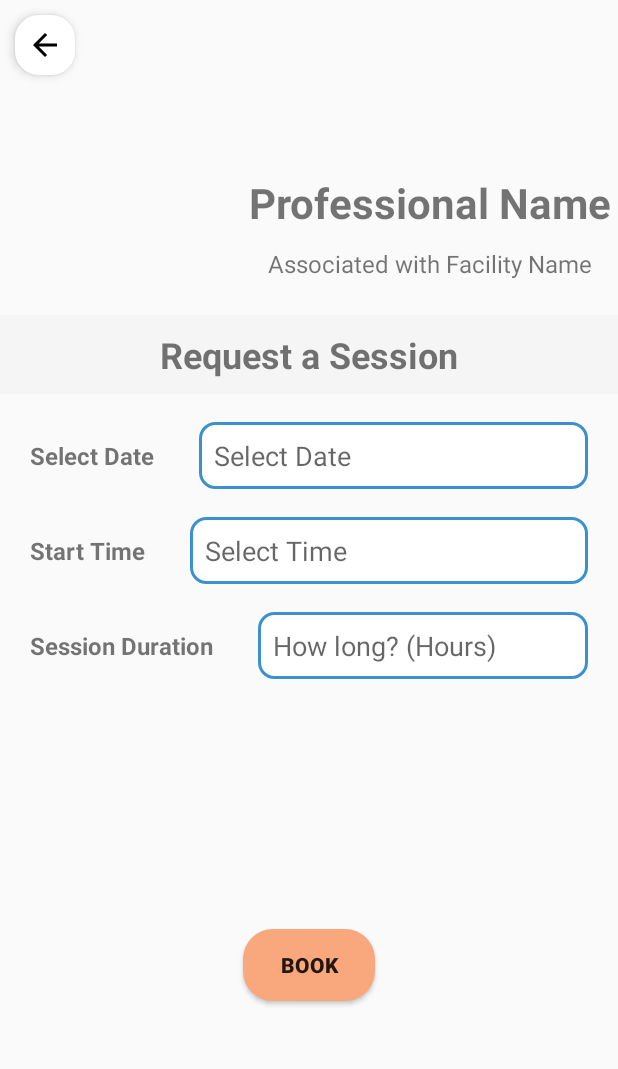
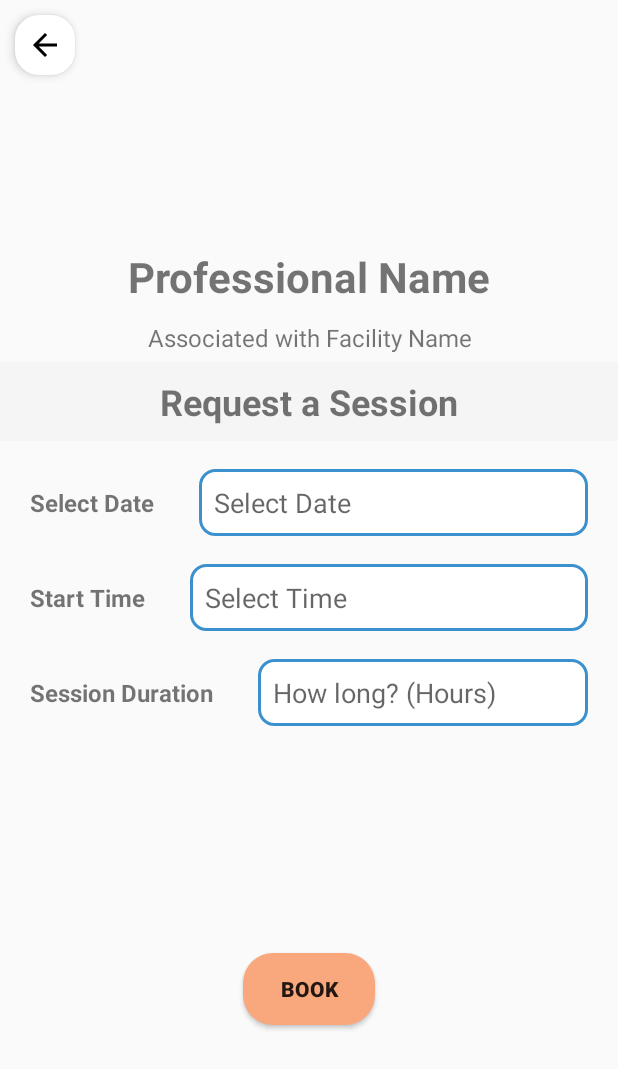
Before and after one commit to ajiwnl/HelpKonnect-Android, an Android app: the ProfessionalDetailsActivity screen opened directly, with no data from a screen before it, on a phone screen of 412 x 824 dp. Shown: the top 1069 px of the screen. Run offline under Robolectric (Android 15) with nearby library versions, the phone set to English and light mode, and no system bars; network calls fail; pictures from the network do not load.

Commit message:
Render Associated Facility

```diff
--- a/app/src/main/java/com/helpkonnect/mobileapp/FacilityAdapter.java
+++ b/app/src/main/java/com/helpkonnect/mobileapp/FacilityAdapter.java
@@ -24,14 +24,17 @@ public class FacilityAdapter extends RecyclerView.Adapter<FacilityAdapter.Facili
         private String location;
         private float rating;
         private String priceRange;
+        private String userId;
+
 
         // Constructor
-        public Facility(String image, String title, String location, float rating, String priceRange) {
+        public Facility(String image, String title, String location, String userId, float rating, String priceRange) {
             this.image = image;
             this.title = title;
             this.location = location;
             this.rating = rating;
             this.priceRange = priceRange;
+            this.userId = userId;
         }
 
         // Getters
@@ -40,6 +43,7 @@ public class FacilityAdapter extends RecyclerView.Adapter<FacilityAdapter.Facili
         public String getLocation() { return location; }
         public float getRating() { return rating; }
         public String getPriceRange() { return priceRange; }
+        public String getUserId() { return userId; }
     }
 
     // Define the interface for click handling
--- a/app/src/main/res/layout/activity_professional_details.xml
+++ b/app/src/main/res/layout/activity_professional_details.xml
@@ -19,6 +19,7 @@
         app:layout_constraintStart_toStartOf="parent"
         app:layout_constraintTop_toTopOf="parent" />
 
+
     <TextView
         android:id="@+id/RequestTextView"
         android:layout_width="match_parent"
@@ -29,16 +30,20 @@
         android:textAlignment="center"
         android:textSize="24sp"
         android:textStyle="bold"
-        app:layout_constraintTop_toBottomOf="@+id/ProfessionalImage" />
+        app:layout_constraintTop_toBottomOf="@+id/AssociatedFacility"
+        tools:layout_editor_absoluteX="0dp" />
 
     <ImageView
         android:id="@+id/ProfessionalImage"
         android:layout_width="150dp"
         android:layout_height="150dp"
         android:layout_margin="10dp"
+        android:layout_marginTop="40dp"
         android:padding="5dp"
+        app:layout_constraintEnd_toEndOf="parent"
+        app:layout_constraintHorizontal_bias="0.482"
         app:layout_constraintStart_toStartOf="parent"
-        app:layout_constraintTop_toBottomOf="@+id/ProfessionalBackButton" />
+        app:layout_constraintTop_toTopOf="parent" />
 
     <TextView
         android:id="@+id/ProfessionalName"
@@ -49,10 +54,10 @@
         android:textAlignment="center"
         android:textSize="28sp"
         android:textStyle="bold"
-        app:layout_constraintBottom_toBottomOf="@+id/ProfessionalImage"
         app:layout_constraintEnd_toEndOf="parent"
-        app:layout_constraintStart_toEndOf="@+id/ProfessionalImage"
-        app:layout_constraintTop_toTopOf="@+id/ProfessionalImage" />
+        app:layout_constraintHorizontal_bias="0.496"
+        app:layout_constraintStart_toStartOf="parent"
+        app:layout_constraintTop_toBottomOf="@+id/ProfessionalImage" />
 
     <TextView
         android:id="@+id/AssociatedFacility"
@@ -63,9 +68,8 @@
         android:textAlignment="center"
         android:textSize="16sp"
         app:layout_constraintEnd_toEndOf="parent"
-        app:layout_constraintStart_toEndOf="@+id/ProfessionalImage"
+        app:layout_constraintStart_toStartOf="parent"
         app:layout_constraintTop_toBottomOf="@+id/ProfessionalName" />
-
 
     <TextView
         android:id="@+id/SchedulesTitle"
```
Also changed, not shown: app/src/main/java/com/helpkonnect/mobileapp/FacilitiesFragment.java (+5 -9 lines), app/src/main/java/com/helpkonnect/mobileapp/FacilityDetailsActivity.java (+46 -39 lines), app/src/main/java/com/helpkonnect/mobileapp/ProfessionalAdapter.java (+9 -6 lines), app/src/main/java/com/helpkonnect/mobileapp/ProfessionalDetailsActivity.java (+9 -7 lines), 1 other file.
